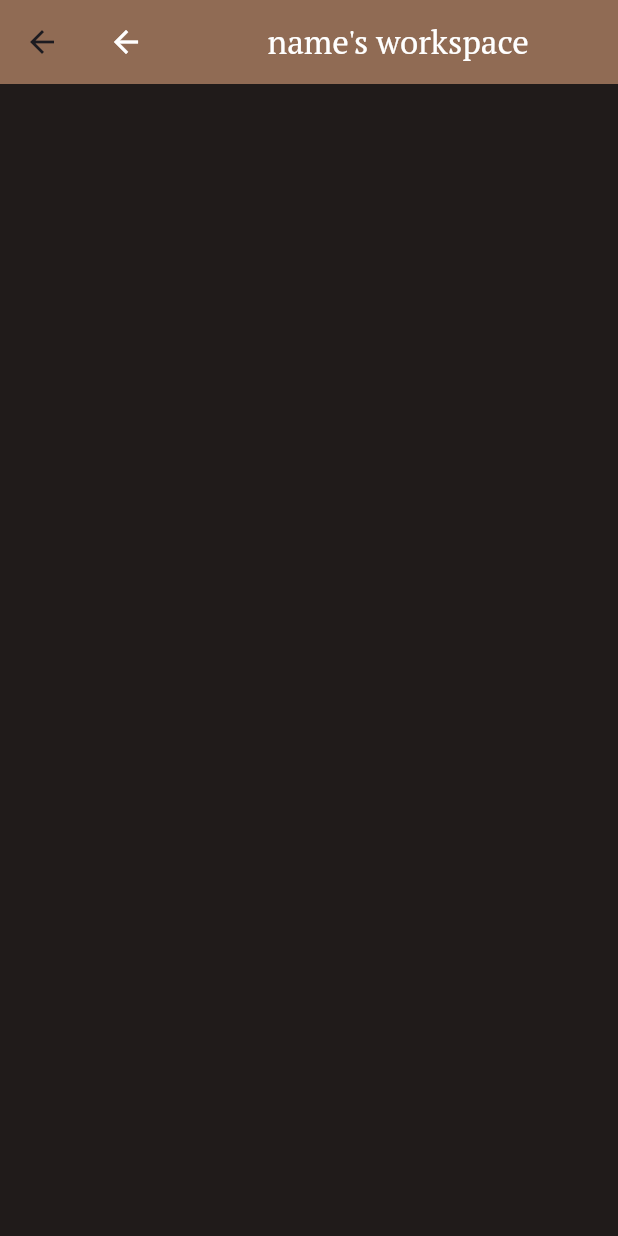
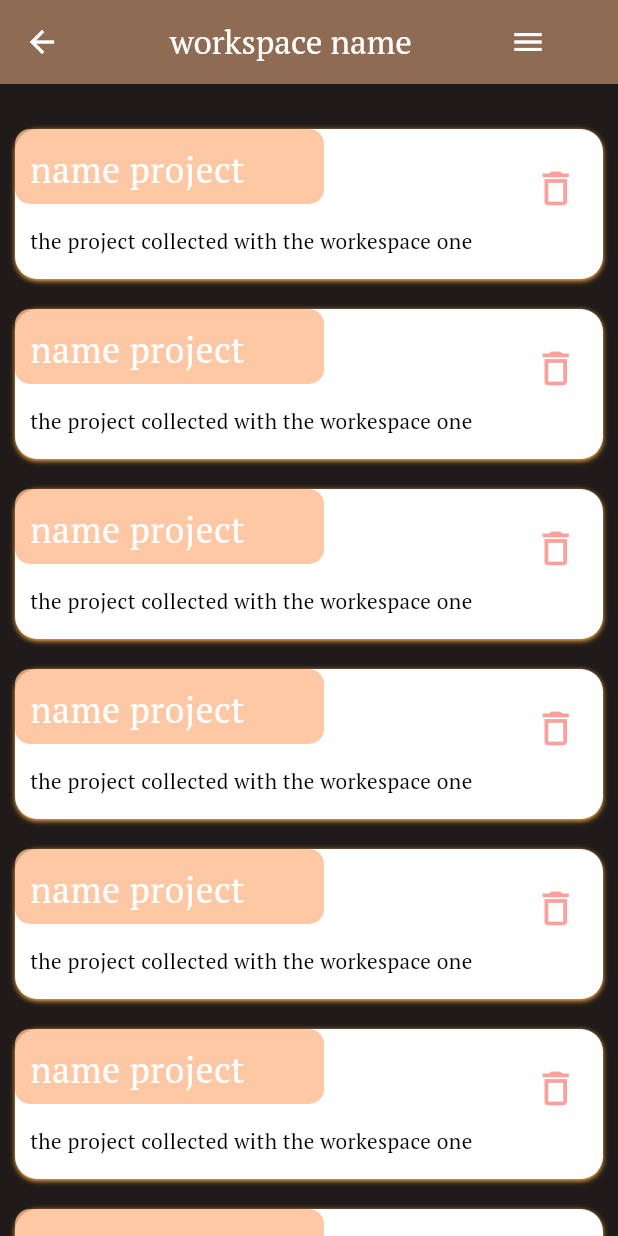
Before and after one commit to MaroofAt/TickTackGo, a Flutter app: the ShowProjects screen opened directly, on a phone screen of 412 x 824 dp. Run offline on Flutter 3.47's test engine with Material 3 defaults, Android fonts, the phone set to English and light mode, and no system bars; our stand-ins replace bloc, device_preview, flutter_bloc, pinput.

Commit message:
the show project almost done

```diff
--- a/flutter/lib/presentation/screen/projects/creat_project.dart
+++ b/flutter/lib/presentation/screen/projects/creat_project.dart
@@ -45,6 +45,8 @@ class CreatProject extends StatefulWidget {
              ///// TODO add image
              Image.asset( "assets/images/verify_page_images/verfiy.png"),
              const Center(child: Text("create your owner project",style: TextStyle(color: white,fontSize: 18,fontFamily: 'PTSerif'),),),
+             const Center(child: Text("on workspace",style: TextStyle(color: white,fontSize: 18,fontFamily: 'PTSerif'),),),
+
              const SizedBox(
                height: 20,
              ),
--- a/flutter/lib/presentation/screen/projects/show_projects.dart
+++ b/flutter/lib/presentation/screen/projects/show_projects.dart
@@ -26,15 +26,16 @@ class _ShowProjectsState extends State<ShowProjects>  {
   Widget build(BuildContext context) {
     return Scaffold(
       appBar: AppBar(
-
+leading:GestureDetector(
+  onTap: (){},child:
+Icon(Icons.arrow_back_sharp,color: white,size: 24,),
+),
         title: Row(
           children: [
-            GestureDetector(
-              onTap: (){},child:
-              Icon(Icons.arrow_back_sharp,color: white,size: 24,),
-            ),SizedBox(width: width(context)*0.2,),
-            Center(child: Text("name's workspace",style: TextStyle(color: white,fontFamily: 'PTSerif'),),),
-
+            SizedBox(width: width(context)*0.1,),
+            Center(child: Text("workspace name",style: TextStyle(color: white,fontFamily: 'PTSerif'),),),
+            SizedBox(width: width(context)*0.13,),
+            IconButton(onPressed: (){}, icon: Icon(Icons.menu,color: white,))
           ],
         ),
         backgroundColor: Ample_orang.withOpacity(0.5),
@@ -43,14 +44,67 @@ class _ShowProjectsState extends State<ShowProjects>  {
       body: SingleChildScrollView(
         child: Column(
           children: [
-           Container(
-             margin: EdgeInsets.all(10),
-             padding: EdgeInsets.all(10),
-             width: width(context)*0.4,
-             decoration: BoxDecoration(
+            SizedBox(height: 20,),
+          ListView.builder(
+              itemCount: 10,
+              shrinkWrap: true,
+              physics: const NeverScrollableScrollPhysics(),
+              padding: const EdgeInsets.symmetric(vertical: 10, horizontal: 10),
+              itemBuilder: (context,index){
+                return
+                  Container(
+                  margin: const EdgeInsets.only(bottom: 20),
+                  child: Stack(
+                    children: [
+                      Container(
+                        padding: const EdgeInsets.only(top: 65, left: 10, right: 10),
+                        width: double.infinity,
+                        height: 100,
+                        decoration: BoxDecoration(
+                          color: Colors.white,
+                          borderRadius: BorderRadius.circular(15),
+                          boxShadow: [
+                          BoxShadow(
+                          color: Colors.orangeAccent,
+                          blurRadius: 2,
+                          offset: const Offset(0, 1),)
+                          ],
+                        ),
+                        child: Text(
+                          "the project collected with the workespace one",
+                          style: TextStyle(color: black, fontFamily: 'PTSerif'),
+                        ),
+                      ),
+                      Positioned(
+                        left: 0,
+                        top: 0,
+                        child: Container(
+                          padding: const EdgeInsets.only(left:10,top:10),
+                          decoration: BoxDecoration(
+                              color: Ample_orang.withOpacity(0.8),
+                              borderRadius: BorderRadius.circular(10)),
+                          width:width(context) * 0.5,
+                          height: 50,
+                          child: Text(
+                            "name project",
+                            style: TextStyle(
+                                color: white,
+                                fontFamily: 'PTSerif',
+                                fontSize: 24),
+                          ),
+                        ),
+                      ),
+                      Positioned(
+                          child: GestureDetector(
+                        child: Icon(Icons.delete_outlined,color: Colors.red.withOpacity(0.5),size: 30,),
+                      ), right: width(context)*0.04,
+                      top: height(context)*0.03,)
+                    ],
+                  ),
+                );
+          }
+          )
 
-             ),
-           )
           ],
         ),
       ),
```
